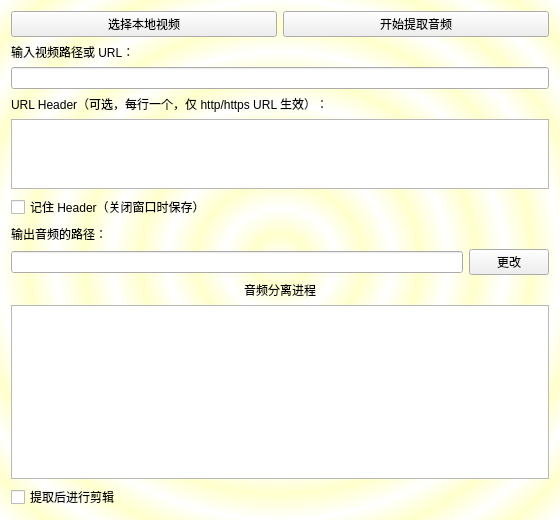
Qt form audioextractor1window.ui (xyzlyz/audiolab) before a commit.
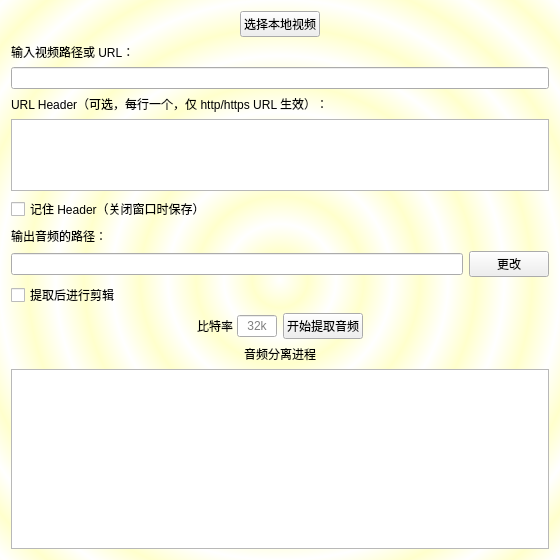
The same form after that commit.

Commit message: bitrate setting move start button back

Diff of the .ui file:
```diff
--- a/audioextractor1window.ui
+++ b/audioextractor1window.ui
@@ -7,7 +7,7 @@
     <x>0</x>
     <y>0</y>
     <width>560</width>
-    <height>520</height>
+    <height>560</height>
    </rect>
   </property>
   <property name="windowTitle">
@@ -21,6 +21,19 @@
   <layout class="QVBoxLayout" name="verticalLayout">
    <item>
     <layout class="QHBoxLayout" name="horizontalLayout_select">
+     <item>
+      <spacer name="horizontalSpacer_select_left">
+       <property name="orientation">
+        <enum>Qt::Orientation::Horizontal</enum>
+       </property>
+       <property name="sizeHint" stdset="0">
+        <size>
+         <width>40</width>
+         <height>20</height>
+        </size>
+       </property>
+      </spacer>
+     </item>
      <item>
       <widget class="QPushButton" name="btnSelectVideo">
        <property name="text">
@@ -29,11 +42,17 @@
       </widget>
      </item>
      <item>
-      <widget class="QPushButton" name="btnExtractAudio">
-       <property name="text">
-        <string>开始提取音频</string>
+      <spacer name="horizontalSpacer_select_right">
+       <property name="orientation">
+        <enum>Qt::Orientation::Horizontal</enum>
        </property>
-      </widget>
+       <property name="sizeHint" stdset="0">
+        <size>
+         <width>40</width>
+         <height>20</height>
+        </size>
+       </property>
+      </spacer>
      </item>
     </layout>
    </item>
@@ -100,6 +119,89 @@
      </item>
     </layout>
    </item>
+   <item>
+    <widget class="QCheckBox" name="checkBox">
+     <property name="text">
+      <string>提取后进行剪辑</string>
+     </property>
+    </widget>
+   </item>
+   <item>
+    <layout class="QHBoxLayout" name="horizontalLayout_start">
+     <item>
+      <spacer name="horizontalSpacer_start_left">
+       <property name="orientation">
+        <enum>Qt::Orientation::Horizontal</enum>
+       </property>
+       <property name="sizeHint" stdset="0">
+        <size>
+         <width>40</width>
+         <height>20</height>
+        </size>
+       </property>
+      </spacer>
+     </item>
+     <item>
+      <layout class="QHBoxLayout" name="horizontalLayout_bitrate">
+       <property name="spacing">
+        <number>0</number>
+       </property>
+       <property name="sizeConstraint">
+        <enum>QLayout::SizeConstraint::SetDefaultConstraint</enum>
+       </property>
+       <item>
+        <widget class="QLabel" name="labelBitrate">
+         <property name="maximumSize">
+          <size>
+           <width>40</width>
+           <height>16777215</height>
+          </size>
+         </property>
+         <property name="text">
+          <string>比特率</string>
+         </property>
+        </widget>
+       </item>
+       <item>
+        <widget class="QLineEdit" name="lineEditBitrate">
+         <property name="maximumSize">
+          <size>
+           <width>40</width>
+           <height>16777215</height>
+          </size>
+         </property>
+         <property name="alignment">
+          <set>Qt::AlignmentFlag::AlignCenter</set>
+         </property>
+         <property name="placeholderText">
+          <string>32k</string>
+         </property>
+        </widget>
+       </item>
+      </layout>
+     </item>
+     <item>
+      <widget class="QPushButton" name="btnExtractAudio">
+       <property name="text">
+        <string>开始提取音频</string>
+       </property>
+      </widget>
+     </item>
+     <item>
+      <spacer name="horizontalSpacer_start_right">
+       <property name="orientation">
+        <enum>Qt::Orientation::Horizontal</enum>
+       </property>
+       <property name="sizeHint" stdset="0">
+        <size>
+         <width>40</width>
+         <height>20</height>
+        </size>
+       </property>
+      </spacer>
+     </item>
+    </layout>
+   </item>
    <item>
     <widget class="QLabel" name="label_3">
      <property name="alignment">
@@ -113,13 +215,6 @@
    <item>
     <widget class="QTextBrowser" name="txtLog"/>
    </item>
-   <item>
-    <widget class="QCheckBox" name="checkBox">
-     <property name="text">
-      <string>提取后进行剪辑</string>
-     </property>
-    </widget>
-   </item>
   </layout>
  </widget>
  <resources/>
```
Left out of the diff: 6 changed lines with no effect on the pictures. The commit also changes 5 other files.
